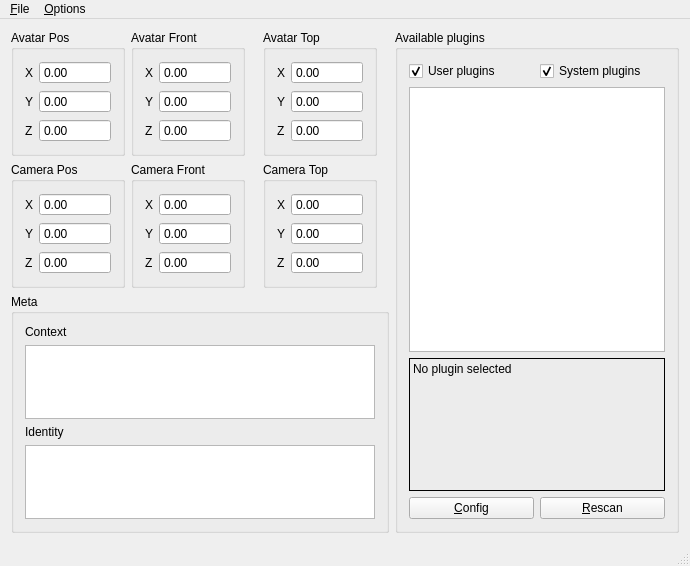
Above: mumblepahelper.ui from mumble-voip/mumble-pahelper before the change. Below: the same form after it.
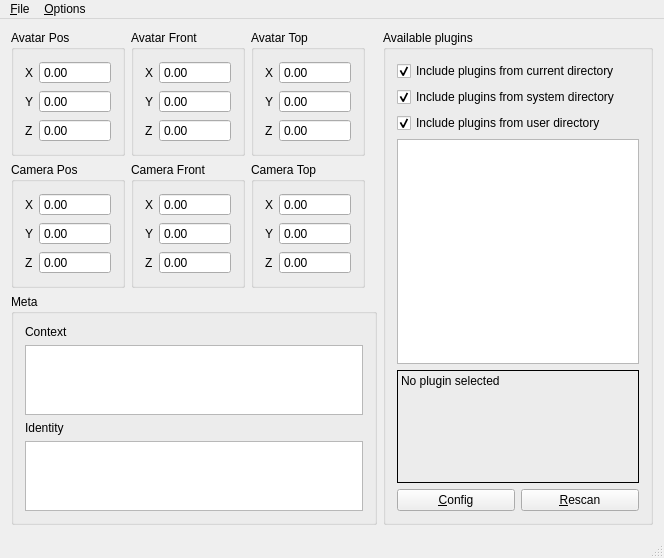
That is the form after the change.

Commit message:
Added current directory plugins and other improvements
Thanks to @mkrautz for the suggestions.

Added:
CurrentPlugins to scan current directory for plugins.
CheckBox to enable/disable current directory scan.

Improvements:
Code reordered: CurrentPlugins, SystemPlugins and UserPlugins.
Changed the CheckBoxes labels, now they're much clearer: "System
plugins" -> "Include plugins from system directory", "User plugins" ->
"Include plugins from user directory".

Fixed:
Avatar and Camera top moving when the window is enlarged.

```diff
--- a/mumblepahelper.ui
+++ b/mumblepahelper.ui
@@ -6,8 +6,8 @@
    <rect>
     <x>0</x>
     <y>0</y>
-    <width>690</width>
-    <height>566</height>
+    <width>664</width>
+    <height>500</height>
    </rect>
   </property>
   <property name="windowTitle">
@@ -117,93 +117,6 @@
       </layout>
      </widget>
     </item>
-    <item row="0" column="3">
-     <widget class="QGroupBox" name="qgbAvatarTop">
-      <property name="title">
-       <string>Avatar Top</string>
-      </property>
-      <layout class="QFormLayout" name="formLayout_3">
-       <item row="0" column="0">
-        <widget class="QLabel" name="qdsbATX_label">
-         <property name="text">
-          <string>X</string>
-         </property>
-        </widget>
-       </item>
-       <item row="0" column="1">
-        <widget class="QDoubleSpinBox" name="qdsbATX">
-         <property name="readOnly">
-          <bool>true</bool>
-         </property>
-         <property name="buttonSymbols">
-          <enum>QAbstractSpinBox::NoButtons</enum>
-         </property>
-         <property name="prefix">
-          <string/>
-         </property>
-         <property name="minimum">
-          <double>-999999999.000000000000000</double>
-         </property>
-         <property name="maximum">
-          <double>999999999.000000000000000</double>
-         </property>
-        </widget>
-       </item>
-       <item row="1" column="0">
-        <widget class="QLabel" name="qdsbATY_label">
-         <property name="text">
-          <string>Y</string>
-         </property>
-        </widget>
-       </item>
-       <item row="1" column="1">
-        <widget class="QDoubleSpinBox" name="qdsbATY">
-         <property name="readOnly">
-          <bool>true</bool>
-         </property>
-         <property name="buttonSymbols">
-          <enum>QAbstractSpinBox::NoButtons</enum>
-         </property>
-         <property name="prefix">
-          <string/>
-         </property>
-         <property name="minimum">
-          <double>-999999999.000000000000000</double>
-         </property>
-         <property name="maximum">
-          <double>999999999.000000000000000</double>
-         </property>
-        </widget>
-       </item>
-       <item row="2" column="0">
-        <widget class="QLabel" name="qdsbATZ_label">
-         <property name="text">
-          <string>Z</string>
-         </property>
-        </widget>
-       </item>
-       <item row="2" column="1">
-        <widget class="QDoubleSpinBox" name="qdsbATZ">
-         <property name="readOnly">
-          <bool>true</bool>
-         </property>
-         <property name="buttonSymbols">
-          <enum>QAbstractSpinBox::NoButtons</enum>
-         </property>
-         <property name="prefix">
-          <string/>
-         </property>
-         <property name="minimum">
-          <double>-999999999.000000000000000</double>
-         </property>
-         <property name="maximum">
-          <double>999999999.000000000000000</double>
-         </property>
-        </widget>
-       </item>
-      </layout>
-     </widget>
-    </item>
     <item row="1" column="0">
      <widget class="QGroupBox" name="qgbCameraPos">
       <property name="title">
@@ -291,96 +204,6 @@
       </layout>
      </widget>
     </item>
-    <item row="1" column="3">
-     <widget class="QGroupBox" name="qgbCameraTop">
-      <property name="title">
-       <string>Camera Top</string>
-      </property>
-      <layout class="QFormLayout" name="formLayout_10">
-       <property name="fieldGrowthPolicy">
-        <enum>QFormLayout::AllNonFixedFieldsGrow</enum>
-       </property>
-       <item row="0" column="0">
-        <widget class="QLabel" name="qdsbCTX_label">
-         <property name="text">
-          <string>X</string>
-         </property>
-        </widget>
-       </item>
-       <item row="0" column="1">
-        <widget class="QDoubleSpinBox" name="qdsbCTX">
-         <property name="readOnly">
-          <bool>true</bool>
-         </property>
-         <property name="buttonSymbols">
-          <enum>QAbstractSpinBox::NoButtons</enum>
-         </property>
-         <property name="prefix">
-          <string/>
-         </property>
-         <property name="minimum">
-          <double>-999999999.000000000000000</double>
-         </property>
-         <property name="maximum">
-          <double>999999999.000000000000000</double>
-         </property>
-        </widget>
-       </item>
-       <item row="1" column="0">
-        <widget class="QLabel" name="qdsbCTY_label">
-         <property name="text">
-          <string>Y</string>
-         </property>
-        </widget>
-       </item>
-       <item row="1" column="1">
-        <widget class="QDoubleSpinBox" name="qdsbCTY">
-         <property name="readOnly">
-          <bool>true</bool>
-         </property>
-         <property name="buttonSymbols">
-          <enum>QAbstractSpinBox::NoButtons</enum>
-         </property>
-         <property name="prefix">
-          <string/>
-         </property>
-         <property name="minimum">
-          <double>-999999999.000000000000000</double>
-         </property>
-         <property name="maximum">
-          <double>999999999.000000000000000</double>
-         </property>
-        </widget>
-       </item>
-       <item row="2" column="0">
-        <widget class="QLabel" name="qdsbCTZ_label">
-         <property name="text">
-          <string>Z</string>
-         </property>
-        </widget>
-       </item>
-       <item row="2" column="1">
-        <widget class="QDoubleSpinBox" name="qdsbCTZ">
-         <property name="readOnly">
-          <bool>true</bool>
-         </property>
-         <property name="buttonSymbols">
-          <enum>QAbstractSpinBox::NoButtons</enum>
-         </property>
-         <property name="prefix">
-          <string/>
-         </property>
-         <property name="minimum">
-          <double>-999999999.000000000000000</double>
-         </property>
-         <property name="maximum">
-          <double>999999999.000000000000000</double>
-         </property>
-        </widget>
-       </item>
-      </layout>
-     </widget>
-    </item>
     <item row="2" column="0" colspan="5">
      <widget class="QGroupBox" name="qgbMeta">
       <property name="title">
@@ -424,21 +247,21 @@
        <string>Available plugins</string>
       </property>
       <layout class="QGridLayout" name="gridLayout_3">
-       <item row="1" column="0" rowspan="2" colspan="2">
+       <item row="5" column="0" rowspan="2" colspan="2">
         <widget class="QListWidget" name="qlwPlugins">
          <property name="selectionMode">
           <enum>QAbstractItemView::SingleSelection</enum>
          </property>
         </widget>
        </item>
-       <item row="4" column="1">
+       <item row="8" column="1">
         <widget class="QPushButton" name="qpbRescan">
          <property name="text">
           <string>&amp;Rescan</string>
          </property>
         </widget>
        </item>
-       <item row="3" column="0" colspan="2">
+       <item row="7" column="0" colspan="2">
         <widget class="QLabel" name="qlPluginInfo">
          <property name="frameShape">
           <enum>QFrame::Box</enum>
@@ -457,27 +280,37 @@
          </property>
         </widget>
        </item>
-       <item row="4" column="0">
+       <item row="8" column="0">
         <widget class="QPushButton" name="qpbConfig">
          <property name="text">
           <string>&amp;Config</string>
          </property>
         </widget>
        </item>
-       <item row="0" column="0">
+       <item row="2" column="0" colspan="2">
         <widget class="QCheckBox" name="UserPlugins">
          <property name="text">
-          <string>User plugins</string>
+          <string>Include plugins from user directory</string>
          </property>
          <property name="checked">
           <bool>true</bool>
          </property>
         </widget>
        </item>
-       <item row="0" column="1">
+       <item row="0" column="0" colspan="2">
+        <widget class="QCheckBox" name="CurrentPlugins">
+         <property name="text">
+          <string>Include plugins from current directory</string>
+         </property>
+         <property name="checked">
+          <bool>true</bool>
+         </property>
+        </widget>
+       </item>
+       <item row="1" column="0" colspan="2">
         <widget class="QCheckBox" name="SystemPlugins">
          <property name="text">
-          <string>System plugins</string>
+          <string>Include plugins from system directory</string>
          </property>
          <property name="checked">
           <bool>true</bool>
@@ -661,6 +494,183 @@
       </layout>
      </widget>
     </item>
+    <item row="0" column="2">
+     <widget class="QGroupBox" name="qgbAvatarTop">
+      <property name="title">
+       <string>Avatar Top</string>
+      </property>
+      <layout class="QFormLayout" name="formLayout_3">
+       <item row="0" column="0">
+        <widget class="QLabel" name="qdsbATX_label">
+         <property name="text">
+          <string>X</string>
+         </property>
+        </widget>
+       </item>
+       <item row="0" column="1">
+        <widget class="QDoubleSpinBox" name="qdsbATX">
+         <property name="readOnly">
+          <bool>true</bool>
+         </property>
+         <property name="buttonSymbols">
+          <enum>QAbstractSpinBox::NoButtons</enum>
+         </property>
+         <property name="prefix">
+          <string/>
+         </property>
+         <property name="minimum">
+          <double>-999999999.000000000000000</double>
+         </property>
+         <property name="maximum">
+          <double>999999999.000000000000000</double>
+         </property>
+        </widget>
+       </item>
+       <item row="1" column="0">
+        <widget class="QLabel" name="qdsbATY_label">
+         <property name="text">
+          <string>Y</string>
+         </property>
+        </widget>
+       </item>
+       <item row="1" column="1">
+        <widget class="QDoubleSpinBox" name="qdsbATY">
+         <property name="readOnly">
+          <bool>true</bool>
+         </property>
+         <property name="buttonSymbols">
+          <enum>QAbstractSpinBox::NoButtons</enum>
+         </property>
+         <property name="prefix">
+          <string/>
+         </property>
+         <property name="minimum">
+          <double>-999999999.000000000000000</double>
+         </property>
+         <property name="maximum">
+          <double>999999999.000000000000000</double>
+         </property>
+        </widget>
+       </item>
+       <item row="2" column="0">
+        <widget class="QLabel" name="qdsbATZ_label">
+         <property name="text">
+          <string>Z</string>
+         </property>
+        </widget>
+       </item>
+       <item row="2" column="1">
+        <widget class="QDoubleSpinBox" name="qdsbATZ">
+         <property name="readOnly">
+          <bool>true</bool>
+         </property>
+         <property name="buttonSymbols">
+          <enum>QAbstractSpinBox::NoButtons</enum>
+         </property>
+         <property name="prefix">
+          <string/>
+         </property>
+         <property name="minimum">
+          <double>-999999999.000000000000000</double>
+         </property>
+         <property name="maximum">
+          <double>999999999.000000000000000</double>
+         </property>
+        </widget>
+       </item>
+      </layout>
+     </widget>
+    </item>
+    <item row="1" column="2">
+     <widget class="QGroupBox" name="qgbCameraTop">
+      <property name="title">
+       <string>Camera Top</string>
+      </property>
+      <layout class="QFormLayout" name="formLayout_10">
+       <property name="fieldGrowthPolicy">
+        <enum>QFormLayout::AllNonFixedFieldsGrow</enum>
+       </property>
+       <item row="0" column="0">
+        <widget class="QLabel" name="qdsbCTX_label">
+         <property name="text">
+          <string>X</string>
+         </property>
+        </widget>
+       </item>
+       <item row="0" column="1">
+        <widget class="QDoubleSpinBox" name="qdsbCTX">
+         <property name="readOnly">
+          <bool>true</bool>
+         </property>
+         <property name="buttonSymbols">
+          <enum>QAbstractSpinBox::NoButtons</enum>
+         </property>
+         <property name="prefix">
+          <string/>
+         </property>
+         <property name="minimum">
+          <double>-999999999.000000000000000</double>
+         </property>
+         <property name="maximum">
+          <double>999999999.000000000000000</double>
+         </property>
+        </widget>
+       </item>
+       <item row="1" column="0">
+        <widget class="QLabel" name="qdsbCTY_label">
+         <property name="text">
+          <string>Y</string>
+         </property>
+        </widget>
+       </item>
+       <item row="1" column="1">
+        <widget class="QDoubleSpinBox" name="qdsbCTY">
+         <property name="readOnly">
+          <bool>true</bool>
+         </property>
+         <property name="buttonSymbols">
+          <enum>QAbstractSpinBox::NoButtons</enum>
+         </property>
+         <property name="prefix">
+          <string/>
+         </property>
+         <property name="minimum">
+          <double>-999999999.000000000000000</double>
+         </property>
+         <property name="maximum">
+          <double>999999999.000000000000000</double>
+         </property>
+        </widget>
+       </item>
+       <item row="2" column="0">
+        <widget class="QLabel" name="qdsbCTZ_label">
+         <property name="text">
+          <string>Z</string>
+         </property>
+        </widget>
+       </item>
+       <item row="2" column="1">
+        <widget class="QDoubleSpinBox" name="qdsbCTZ">
+         <property name="readOnly">
+          <bool>true</bool>
+         </property>
+         <property name="buttonSymbols">
+          <enum>QAbstractSpinBox::NoButtons</enum>
+         </property>
+         <property name="prefix">
+          <string/>
+         </property>
+         <property name="minimum">
+          <double>-999999999.000000000000000</double>
+         </property>
+         <property name="maximum">
+          <double>999999999.000000000000000</double>
+         </property>
+        </widget>
+       </item>
+      </layout>
+     </widget>
+    </item>
    </layout>
   </widget>
   <widget class="QMenuBar" name="menuBar">
@@ -668,7 +678,7 @@
     <rect>
      <x>0</x>
      <y>0</y>
-     <width>690</width>
+     <width>664</width>
      <height>21</height>
     </rect>
    </property>
```
The commit also changes 4 other files.
